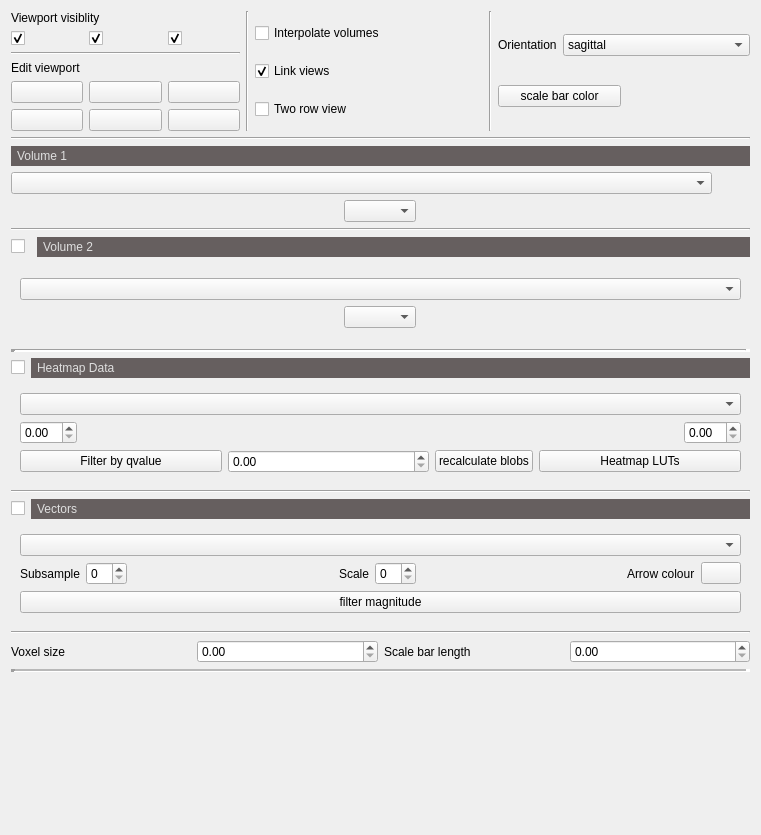
The window that ui/ui_datatab.ui (VCCRI/vpv) describes before a commit, drawn with Qt 5.
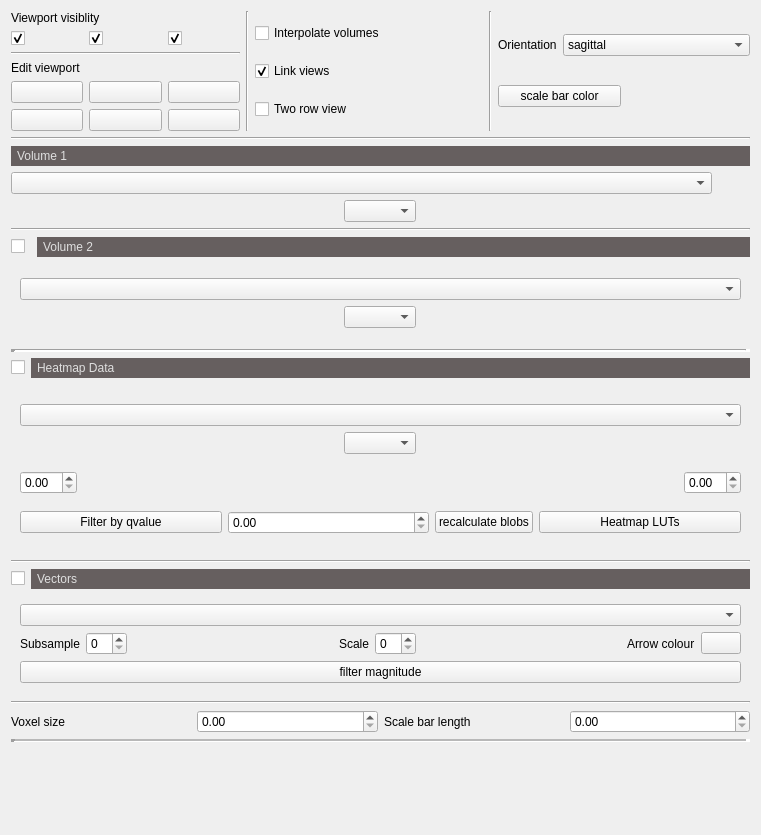
The same window after the commit. Icons and pictures are not drawn.

```diff
--- a/ui/ui_datatab.ui
+++ b/ui/ui_datatab.ui
@@ -432,12 +432,30 @@
      <property name="minimumSize">
       <size>
        <width>0</width>
-       <height>100</height>
+       <height>170</height>
       </size>
      </property>
      <layout class="QVBoxLayout" name="verticalLayout_4">
       <item>
-       <widget class="QComboBox" name="comboBoxData"/>
+       <layout class="QVBoxLayout" name="verticalLayout_8">
+        <item>
+         <widget class="QComboBox" name="comboBoxData"/>
+        </item>
+        <item>
+         <layout class="QHBoxLayout" name="horizontalLayout_11">
+          <item>
+           <widget class="QComboBox" name="comboBoxLutHeatmap">
+            <property name="sizePolicy">
+             <sizepolicy hsizetype="Fixed" vsizetype="Fixed">
+              <horstretch>0</horstretch>
+              <verstretch>0</verstretch>
+             </sizepolicy>
+            </property>
+           </widget>
+          </item>
+         </layout>
+        </item>
+       </layout>
       </item>
       <item>
        <layout class="QHBoxLayout" name="horizontalLayout_6">
```
Left out of the diff: 3 changed lines with no effect on the pictures.
